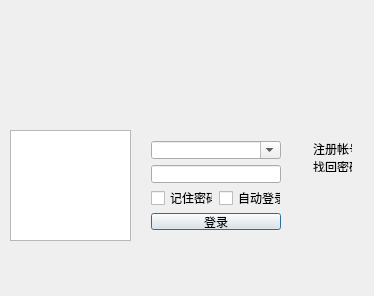
First picture: the form in login.ui, repository LWH779721/CRM, before the edit.
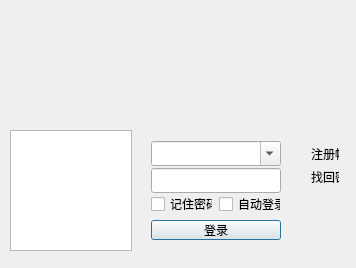
Second picture: the form after the edit.

Patch:
```diff
--- a/login.ui
+++ b/login.ui
@@ -6,20 +6,23 @@
    <rect>
     <x>0</x>
     <y>0</y>
-    <width>374</width>
-    <height>296</height>
+    <width>356</width>
+    <height>268</height>
    </rect>
   </property>
   <property name="windowTitle">
-   <string>登录</string>
+   <string>深信融</string>
+  </property>
+  <property name="autoFillBackground">
+   <bool>false</bool>
   </property>
   <widget class="QGraphicsView" name="graphicsView">
    <property name="geometry">
     <rect>
      <x>10</x>
      <y>130</y>
-     <width>121</width>
-     <height>111</height>
+     <width>122</width>
+     <height>121</height>
     </rect>
    </property>
   </widget>
@@ -29,12 +32,18 @@
      <x>140</x>
      <y>130</y>
      <width>152</width>
-     <height>111</height>
+     <height>121</height>
     </rect>
    </property>
-   <layout class="QVBoxLayout" name="verticalLayout_2">
+   <layout class="QVBoxLayout" name="verticalLayout">
     <item>
      <widget class="QComboBox" name="comboBox">
+      <property name="minimumSize">
+       <size>
+        <width>0</width>
+        <height>25</height>
+       </size>
+      </property>
       <property name="editable">
        <bool>true</bool>
       </property>
@@ -42,9 +51,18 @@
     </item>
     <item>
      <widget class="QLineEdit" name="lineEdit_2">
+      <property name="minimumSize">
+       <size>
+        <width>0</width>
+        <height>25</height>
+       </size>
+      </property>
       <property name="echoMode">
        <enum>QLineEdit::Password</enum>
       </property>
+      <property name="clearButtonEnabled">
+       <bool>false</bool>
+      </property>
      </widget>
     </item>
     <item>
@@ -77,15 +95,21 @@
   <widget class="QWidget" name="layoutWidget">
    <property name="geometry">
     <rect>
-     <x>302</x>
-     <y>132</y>
-     <width>61</width>
-     <height>51</height>
+     <x>300</x>
+     <y>130</y>
+     <width>50</width>
+     <height>61</height>
     </rect>
    </property>
-   <layout class="QVBoxLayout" name="verticalLayout">
+   <layout class="QVBoxLayout" name="verticalLayout_2">
     <item>
      <widget class="QLabel" name="label">
+      <property name="minimumSize">
+       <size>
+        <width>0</width>
+        <height>25</height>
+       </size>
+      </property>
       <property name="text">
        <string>注册帐号</string>
       </property>
@@ -93,6 +117,12 @@
     </item>
     <item>
      <widget class="QLabel" name="label_2">
+      <property name="minimumSize">
+       <size>
+        <width>0</width>
+        <height>25</height>
+       </size>
+      </property>
       <property name="text">
        <string>找回密码</string>
       </property>
```
